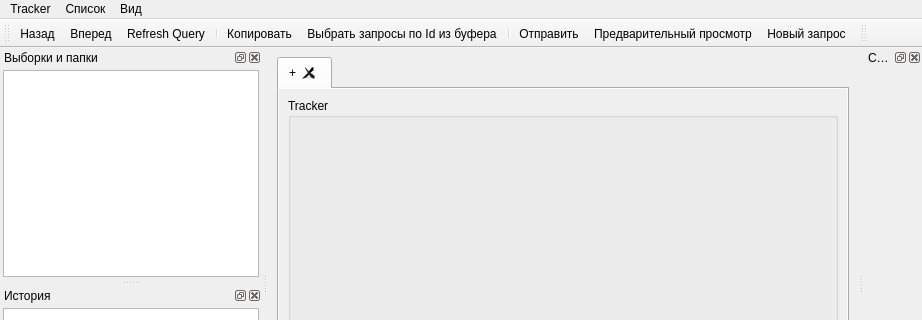
Above: client/ui/tracksmain.ui from sshmakov/Traquera before the change; both pictures show x 0 to 922 and y 0 to 320 of the 922 by 540 pixel window. Below: the same form after it.
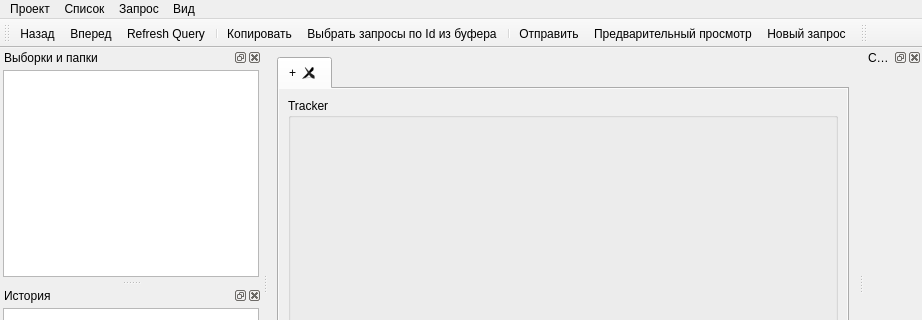
That is the form after the change. Icons and pictures are not drawn.

Commit message: PVCS Tracker вынесен в плагин Дерево проектов содержит все зарегистрированные проекты, открытие из дерева В dll вынесены объекты для работы с условиями выборки.

The edit to the form file:
```diff
--- a/client/ui/tracksmain.ui
+++ b/client/ui/tracksmain.ui
@@ -184,7 +184,7 @@
    </widget>
    <widget class="QMenu" name="menu_2">
     <property name="title">
-     <string>Tracker</string>
+     <string>Проект</string>
     </property>
     <addaction name="actionNewRequest"/>
     <addaction name="separator"/>
@@ -200,9 +200,19 @@
     </property>
     <addaction name="actionPrevious"/>
     <addaction name="actionForward"/>
+    <addaction name="separator"/>
+    <addaction name="actionOpenSelected"/>
+   </widget>
+   <widget class="QMenu" name="menu_4">
+    <property name="title">
+     <string>Запрос</string>
+    </property>
+    <addaction name="actionNewRequest"/>
+    <addaction name="actionPrint_Preview"/>
    </widget>
    <addaction name="menu_2"/>
    <addaction name="menu_3"/>
+   <addaction name="menu_4"/>
    <addaction name="menu"/>
   </widget>
   <widget class="QDockWidget" name="dockQueries">
```
Left out of the diff: 25 changed lines with no effect on the pictures. The commit also changes 46 other files.
